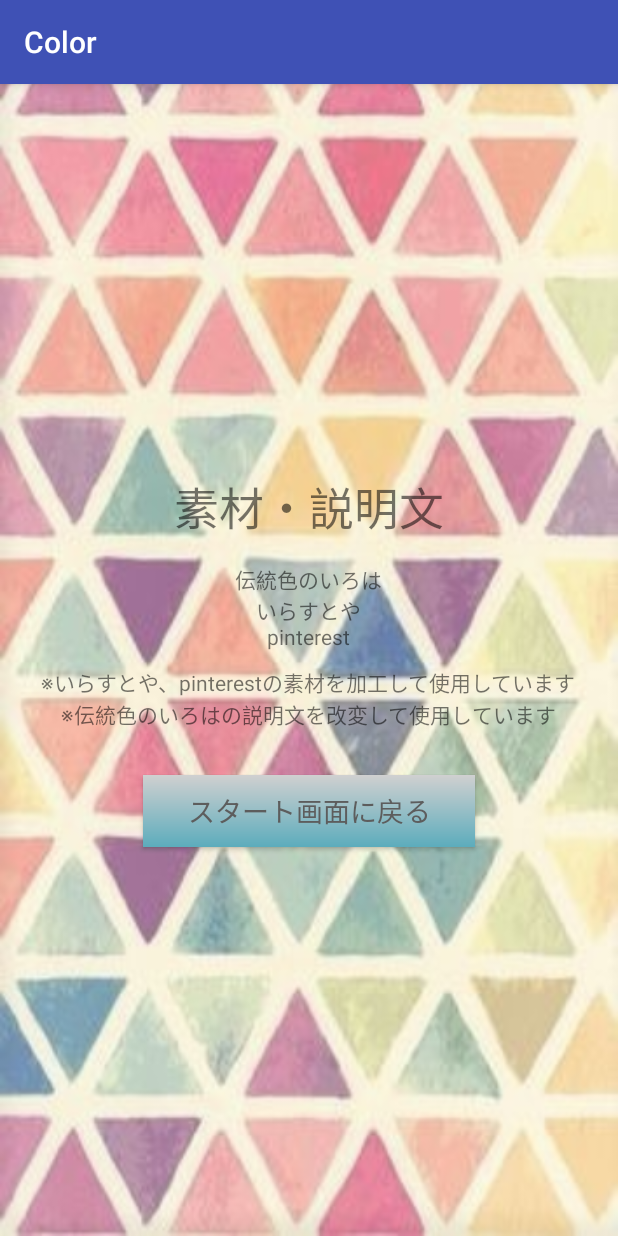
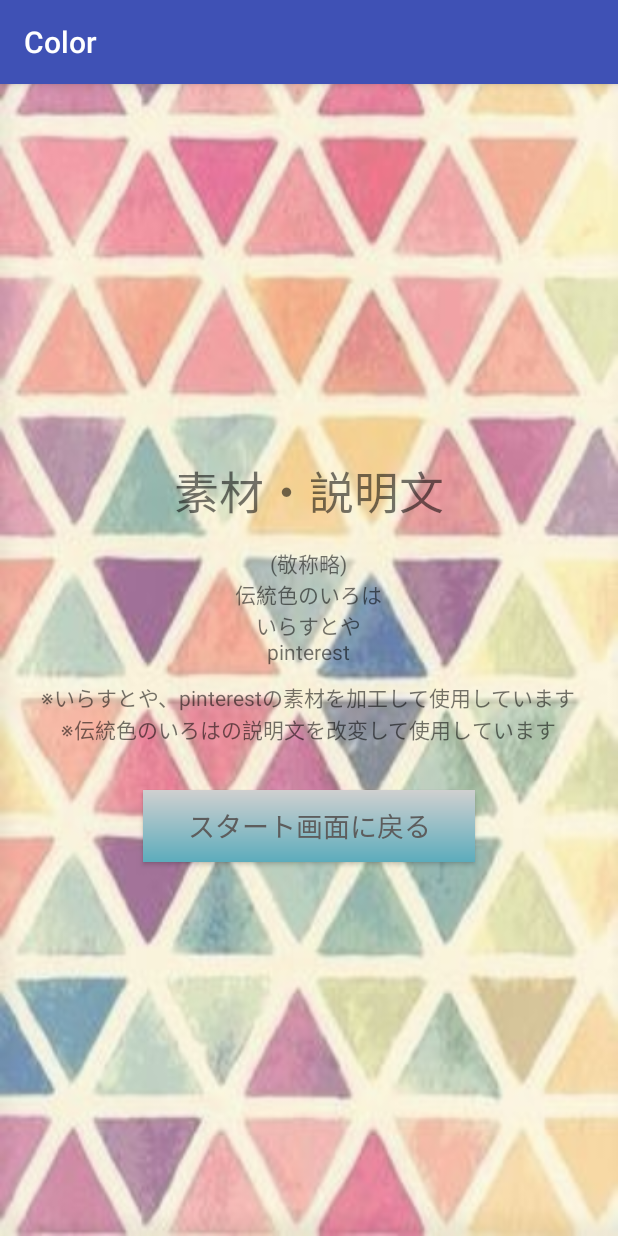
Before and after one commit to shimamama/Color, an Android app: the CreditActivity screen opened directly, with no data from a screen before it, on a phone screen of 412 x 824 dp. Run offline under Robolectric (Android 15) with nearby library versions, the phone set to English and light mode, and no system bars; Roboto replaces fonts that are not available here; 1 statement that could not run was skipped.

Commit message:
微修正とか

```diff
--- a/app/src/main/res/layout/activity_credit.xml
+++ b/app/src/main/res/layout/activity_credit.xml
@@ -29,7 +29,7 @@
         android:layout_gravity="center_horizontal"
         android:gravity="center_horizontal"
         android:layout_marginTop="15dp"
-        android:text="伝統色のいろは\nいらすとや\npinterest"/>
+        android:text="(敬称略)\n伝統色のいろは\nいらすとや\npinterest"/>
 
     <TextView
         android:id="@+id/credit_text1"
--- a/app/src/main/res/layout/activity_explanation.xml
+++ b/app/src/main/res/layout/activity_explanation.xml
@@ -6,7 +6,7 @@
     android:layout_height="match_parent"
     android:gravity="center"
     android:orientation="vertical"
-    tools:context="com.test.color.ResultActivity">
+    tools:context="com.test.color.ExplanationActivity">
 
     <ImageView
         android:id="@+id/eximage"
```
